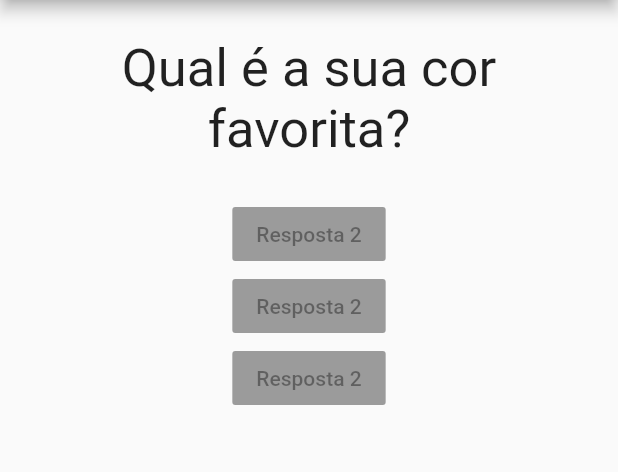
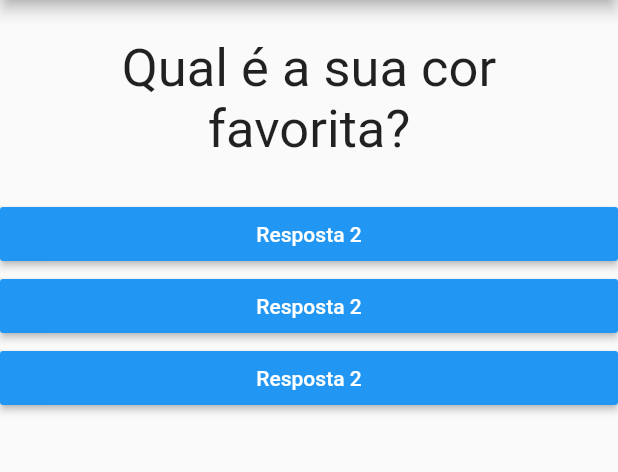
Before and after one commit to Willjp04/Projeto-Flutter, a Flutter app: the screen it shows after launch, on a phone screen of 412 x 824 dp, the part 84-556 px from its top. Run offline on Flutter 3.47's test engine with Material 2 defaults, Android fonts, the phone set to English and light mode, and no system bars.

Commit message:
Inserindo cores nos botões

```diff
--- a/projeto_perguntas/lib/resposta.dart
+++ b/projeto_perguntas/lib/resposta.dart
@@ -7,9 +7,14 @@ class Resposta extends StatelessWidget {
 
   @override
   Widget build(BuildContext context) {
-    return RaisedButton(
-      child: Text('Resposta 2'),
-      onPressed: null,
+    return Container(
+      width: double.infinity,
+      child: RaisedButton(
+        textColor: Colors.white,
+        color: Colors.blue,
+        child: Text('Resposta 2'),
+        onPressed: () {},
+      ),
     );
   }
 }
```
